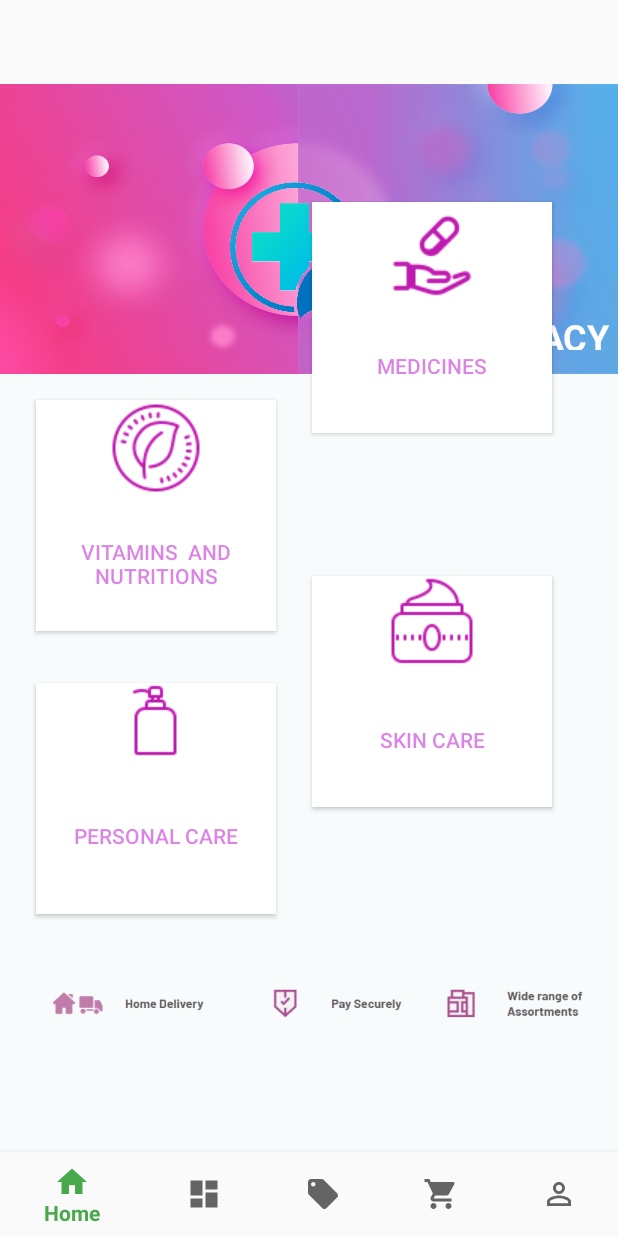
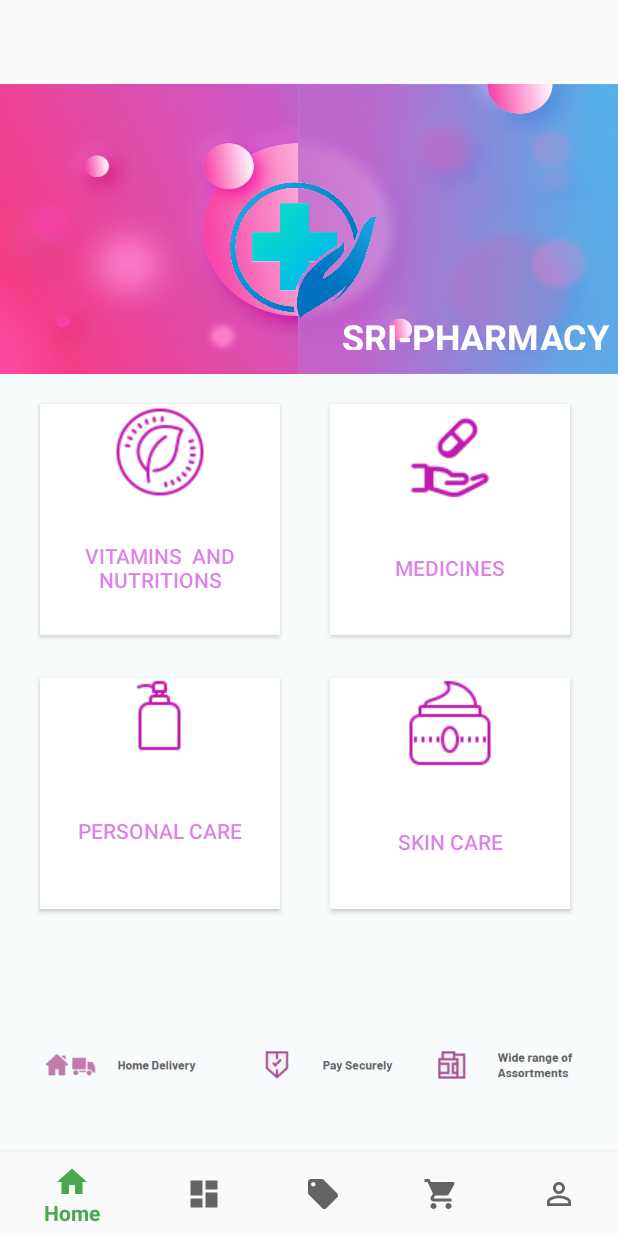
Before and after one commit to AhmedAmeer1/MAD-PROJECT-SILAKI, an Android app: the HomeFragment screen opened directly, with no data from a screen before it, on a phone screen of 412 x 824 dp. Run offline under Robolectric (Android 15) with nearby library versions, the phone set to English and light mode, and no system bars; our stand-ins replace navigation-ui.

Commit message:
Update fragment_home.xml

```diff
--- a/app/src/main/res/layout/fragment_home.xml
+++ b/app/src/main/res/layout/fragment_home.xml
@@ -4,25 +4,24 @@
     xmlns:tools="http://schemas.android.com/tools"
     android:layout_width="match_parent"
     android:layout_height="match_parent"
+    tools:context=".ui.home.HomeFragment"
     android:background="@color/colorBg"
-    tools:context=".ui.home.HomeFragment">
+    >
 
     <Button
         android:id="@+id/button10"
         android:layout_width="160dp"
         android:layout_height="154dp"
-        android:layout_marginTop="17dp"
-        android:layout_marginEnd="20dp"
-        android:layout_marginRight="20dp"
-        android:layout_marginBottom="19dp"
         android:background="#FFFFFF"
         android:drawableTop="@drawable/cream"
         android:text="SKIN CARE"
         android:textColor="#8ABF1AD1"
-        app:layout_constraintBottom_toTopOf="@+id/imageView4"
+        app:layout_constraintBottom_toBottomOf="parent"
         app:layout_constraintEnd_toEndOf="parent"
+        app:layout_constraintHorizontal_bias="0.515"
         app:layout_constraintStart_toEndOf="@+id/button9"
-        app:layout_constraintTop_toBottomOf="@+id/button8" />
+        app:layout_constraintTop_toBottomOf="@+id/button8"
+        app:layout_constraintVertical_bias="0.115" />
 
     <View
         android:id="@+id/view"
@@ -43,59 +42,49 @@
         />
 
     <Button
-
         android:id="@+id/feedback12"
-
         android:layout_width="160dp"
         android:layout_height="154dp"
-        android:layout_marginTop="17dp"
-        android:layout_marginBottom="17dp"
         android:background="#FFFFFF"
         android:drawableTop="@drawable/household"
         android:text="Vitamins  and Nutritions"
         android:textColor="#8ABF1AD1"
-        app:layout_constraintBottom_toTopOf="@+id/button9"
-        app:layout_constraintEnd_toStartOf="@+id/button8"
+        app:layout_constraintBottom_toBottomOf="parent"
+        app:layout_constraintEnd_toEndOf="parent"
+        app:layout_constraintHorizontal_bias="0.107"
         app:layout_constraintStart_toStartOf="parent"
-        app:layout_constraintTop_toBottomOf="@+id/view" />
+        app:layout_constraintTop_toTopOf="parent"
+        app:layout_constraintVertical_bias="0.347" />
 
     <Button
         android:id="@+id/button9"
         android:layout_width="160dp"
         android:layout_height="154dp"
-        android:layout_marginTop="17dp"
-        android:layout_marginBottom="19dp"
         android:background="#FFFFFF"
         android:drawableTop="@drawable/personal"
         android:text="PERSONAL CARE"
         android:textColor="#8ABF1AD1"
-        app:layout_constraintBottom_toTopOf="@+id/imageView4"
-        app:layout_constraintEnd_toStartOf="@+id/button10"
+        app:layout_constraintBottom_toBottomOf="parent"
+        app:layout_constraintEnd_toEndOf="parent"
+        app:layout_constraintHorizontal_bias="0.107"
         app:layout_constraintStart_toStartOf="parent"
         app:layout_constraintTop_toBottomOf="@+id/feedback12"
         app:layout_constraintVertical_bias="0.115" />
-
 
     <Button
         android:id="@+id/button8"
         android:layout_width="160dp"
         android:layout_height="154dp"
-        android:layout_marginTop="17dp"
-        android:layout_marginEnd="20dp"
-        android:layout_marginRight="20dp"
-        android:layout_marginBottom="17dp"
         android:background="#FFFFFF"
         android:drawableTop="@drawable/pill"
         android:text="MEDICINES"
         android:textColor="#8ABF1AD1"
-        app:layout_constraintBottom_toTopOf="@+id/button10"
+        app:layout_constraintBottom_toBottomOf="parent"
         app:layout_constraintEnd_toEndOf="parent"
-
         app:layout_constraintHorizontal_bias="0.515"
         app:layout_constraintStart_toEndOf="@+id/feedback12"
         app:layout_constraintTop_toTopOf="parent"
         app:layout_constraintVertical_bias="0.347" />
-
 
     <TextView
         android:id="@+id/textView2"
@@ -130,18 +119,14 @@
 
     <ImageView
         android:id="@+id/imageView4"
-        android:layout_width="360dp"
-        android:layout_height="82dp"
-        android:layout_marginStart="31dp"
-        android:layout_marginLeft="31dp"
-        android:layout_marginTop="10dp"
-        android:layout_marginEnd="20dp"
-        android:layout_marginRight="20dp"
-        android:layout_marginBottom="78dp"
+        android:layout_width="358dp"
+        android:layout_height="121dp"
         android:src="@drawable/footer"
         app:layout_constraintBottom_toBottomOf="parent"
         app:layout_constraintEnd_toEndOf="parent"
+        app:layout_constraintHorizontal_bias="0.509"
         app:layout_constraintStart_toStartOf="parent"
-        app:layout_constraintTop_toBottomOf="@+id/button10" />
+        app:layout_constraintTop_toTopOf="parent"
+        app:layout_constraintVertical_bias="0.919" />
 
 </androidx.constraintlayout.widget.ConstraintLayout>
```
